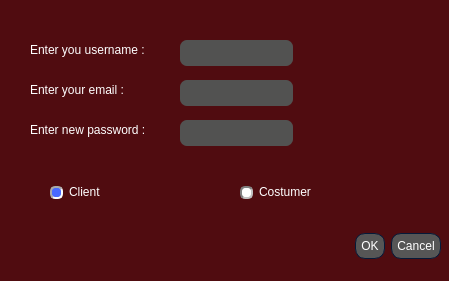
First picture: the form in AP/forgot_pass_dialog.ui, repository AP-projects-4001/Guys, before the edit.
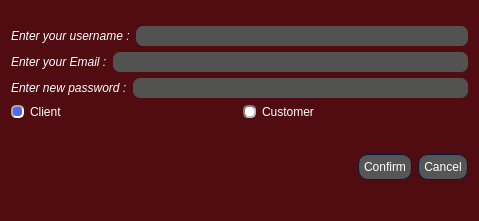
Second picture: the form after the edit. Icons and pictures are not drawn.

What changed in the file:
```diff
--- a/AP/forgot_pass_dialog.ui
+++ b/AP/forgot_pass_dialog.ui
@@ -6,8 +6,8 @@
    <rect>
     <x>0</x>
     <y>0</y>
-    <width>449</width>
-    <height>281</height>
+    <width>479</width>
+    <height>221</height>
    </rect>
   </property>
   <property name="windowTitle">
@@ -718,120 +718,133 @@
 }
 </string>
   </property>
-  <widget class="QDialogButtonBox" name="buttonBox">
-   <property name="geometry">
-    <rect>
-     <x>100</x>
-     <y>230</y>
-     <width>341</width>
-     <height>32</height>
-    </rect>
-   </property>
-   <property name="orientation">
-    <enum>Qt::Horizontal</enum>
-   </property>
-   <property name="standardButtons">
-    <set>QDialogButtonBox::Cancel|QDialogButtonBox::Ok</set>
-   </property>
-  </widget>
-  <widget class="QLabel" name="label">
-   <property name="geometry">
-    <rect>
-     <x>30</x>
-     <y>80</y>
-     <width>131</width>
-     <height>20</height>
-    </rect>
-   </property>
-   <property name="text">
-    <string>Enter your email :</string>
-   </property>
-  </widget>
-  <widget class="QLineEdit" name="lineEdit_email">
-   <property name="geometry">
-    <rect>
-     <x>180</x>
-     <y>80</y>
-     <width>113</width>
-     <height>26</height>
-    </rect>
-   </property>
-  </widget>
-  <widget class="QLineEdit" name="lineEdit_user">
-   <property name="geometry">
-    <rect>
-     <x>180</x>
-     <y>40</y>
-     <width>113</width>
-     <height>26</height>
-    </rect>
-   </property>
-  </widget>
-  <widget class="QLineEdit" name="lineEdit_new_pass">
-   <property name="geometry">
-    <rect>
-     <x>180</x>
-     <y>120</y>
-     <width>113</width>
-     <height>26</height>
-    </rect>
-   </property>
-  </widget>
-  <widget class="QLabel" name="label_2">
-   <property name="geometry">
-    <rect>
-     <x>30</x>
-     <y>40</y>
-     <width>151</width>
-     <height>20</height>
-    </rect>
-   </property>
-   <property name="text">
-    <string>Enter you username :</string>
-   </property>
-  </widget>
-  <widget class="QLabel" name="label_3">
-   <property name="geometry">
-    <rect>
-     <x>30</x>
-     <y>120</y>
-     <width>151</width>
-     <height>20</height>
-    </rect>
-   </property>
-   <property name="text">
-    <string>Enter new password :</string>
-   </property>
-  </widget>
-  <widget class="QRadioButton" name="radioButton_client">
-   <property name="geometry">
-    <rect>
-     <x>50</x>
-     <y>180</y>
-     <width>110</width>
-     <height>24</height>
-    </rect>
-   </property>
-   <property name="text">
-    <string>Client</string>
-   </property>
-   <property name="checked">
-    <bool>true</bool>
-   </property>
-  </widget>
-  <widget class="QRadioButton" name="radioButton_costumer">
-   <property name="geometry">
-    <rect>
-     <x>240</x>
-     <y>180</y>
-     <width>110</width>
-     <height>24</height>
-    </rect>
-   </property>
-   <property name="text">
-    <string>Costumer</string>
-   </property>
-  </widget>
+  <layout class="QGridLayout" name="gridLayout">
+   <item row="0" column="0">
+    <layout class="QHBoxLayout" name="horizontalLayout_7">
+     <item>
+      <layout class="QVBoxLayout" name="verticalLayout_2">
+       <item>
+        <layout class="QVBoxLayout" name="verticalLayout">
+         <item>
+          <layout class="QHBoxLayout" name="horizontalLayout">
+           <item>
+            <widget class="QLabel" name="label_2">
+             <property name="text">
+              <string>&lt;html&gt;&lt;head/&gt;&lt;body&gt;&lt;p&gt;&lt;span style=&quot; font-style:italic;&quot;&gt;Enter your username :&lt;/span&gt;&lt;/p&gt;&lt;/body&gt;&lt;/html&gt;</string>
+             </property>
+            </widget>
+           </item>
+           <item>
+            <widget class="QLineEdit" name="lineEdit_user"/>
+           </item>
+          </layout>
+         </item>
+         <item>
+          <layout class="QHBoxLayout" name="horizontalLayout_2">
+           <item>
+            <widget class="QLabel" name="label">
+             <property name="text">
+              <string>&lt;html&gt;&lt;head/&gt;&lt;body&gt;&lt;p&gt;&lt;span style=&quot; font-style:italic;&quot;&gt;Enter your Email    :&lt;/span&gt;&lt;/p&gt;&lt;/body&gt;&lt;/html&gt;</string>
+             </property>
+            </widget>
+           </item>
+           <item>
+            <widget class="QLineEdit" name="lineEdit_email"/>
+           </item>
+          </layout>
+         </item>
+         <item>
+          <layout class="QHBoxLayout" name="horizontalLayout_3">
+           <item>
+            <widget class="QLabel" name="label_3">
+             <property name="text">
+              <string>&lt;html&gt;&lt;head/&gt;&lt;body&gt;&lt;p&gt;&lt;span style=&quot; font-style:italic;&quot;&gt;Enter new password :&lt;/span&gt;&lt;/p&gt;&lt;/body&gt;&lt;/html&gt;</string>
+             </property>
+            </widget>
+           </item>
+           <item>
+            <widget class="QLineEdit" name="lineEdit_new_pass"/>
+           </item>
+          </layout>
+         </item>
+        </layout>
+       </item>
+       <item>
+        <layout class="QHBoxLayout" name="horizontalLayout_4">
+         <item>
+          <widget class="QRadioButton" name="radioButton_client">
+           <property name="text">
+            <string>Client</string>
+           </property>
+           <property name="checked">
+            <bool>true</bool>
+           </property>
+          </widget>
+         </item>
+         <item>
+          <widget class="QRadioButton" name="radioButton_costumer">
+           <property name="text">
+            <string>Customer</string>
+           </property>
+          </widget>
+         </item>
+        </layout>
+       </item>
+      </layout>
+     </item>
+    </layout>
+   </item>
+   <item row="1" column="0">
+    <layout class="QHBoxLayout" name="horizontalLayout_5">
+     <item>
+      <spacer name="horizontalSpacer_2">
+       <property name="orientation">
+        <enum>Qt::Horizontal</enum>
+       </property>
+       <property name="sizeHint" stdset="0">
+        <size>
+         <width>40</width>
+         <height>20</height>
+        </size>
+       </property>
+      </spacer>
+     </item>
+     <item>
+      <widget class="QLabel" name="label_4">
+       <property name="minimumSize">
+        <size>
+         <width>55</width>
+         <height>55</height>
+        </size>
+       </property>
+       <property name="maximumSize">
+        <size>
+         <width>55</width>
+         <height>55</height>
+        </size>
+       </property>
+       <property name="text">
+        <string/>
+       </property>
+      </widget>
+     </item>
+     <item>
+      <widget class="QPushButton" name="confirm_button">
+       <property name="text">
+        <string>Confirm</string>
+       </property>
+      </widget>
+     </item>
+     <item>
+      <widget class="QPushButton" name="Cancel_button">
+       <property name="text">
+        <string>Cancel</string>
+       </property>
+      </widget>
+     </item>
+    </layout>
+   </item>
+  </layout>
  </widget>
  <resources/>
  <connections>
```
Left out of the diff: 35 changed lines with no effect on the pictures.
